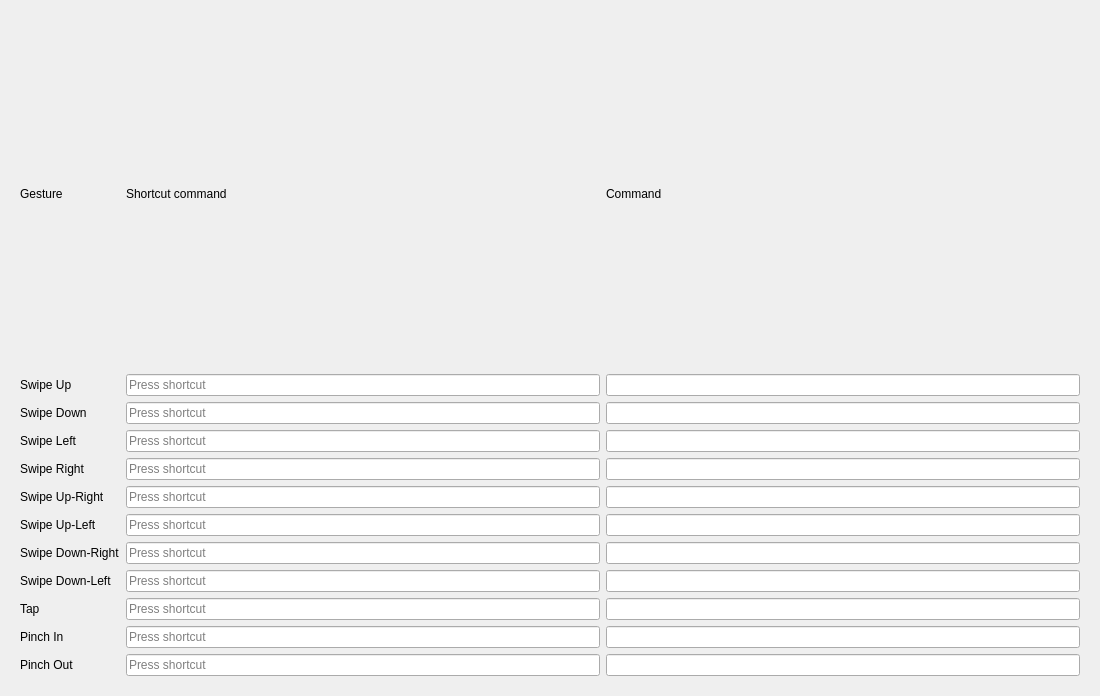
First picture: the form in gesturesview.ui, repository flisoch/gestures-gui, before the edit.
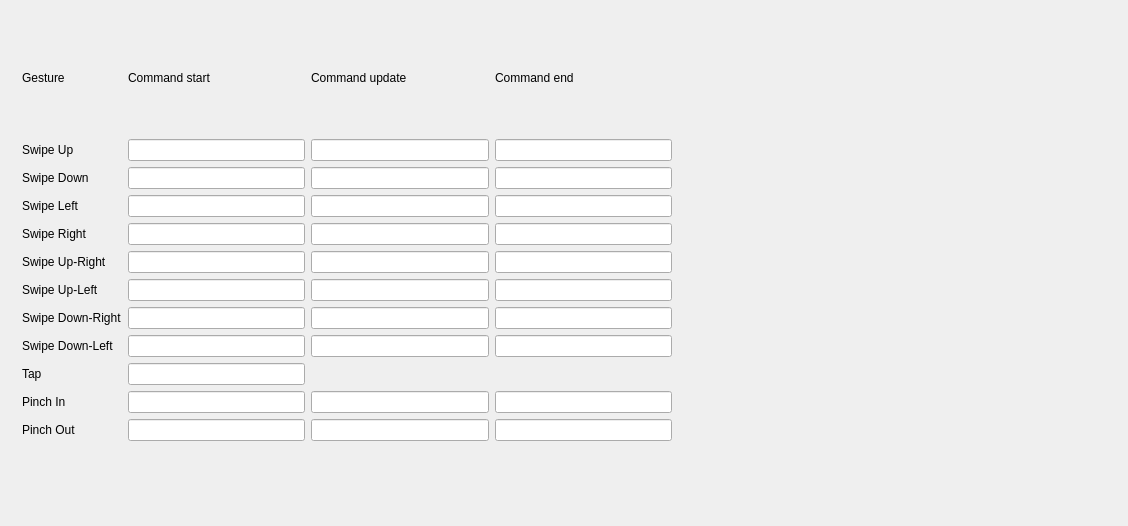
Second picture: the form after the edit.

Commit message: remove shortcut input fields, add 2 fields for start/update/end commands

Diff of the .ui file:
```diff
--- a/gesturesview.ui
+++ b/gesturesview.ui
@@ -6,8 +6,8 @@
    <rect>
     <x>0</x>
     <y>0</y>
-    <width>1100</width>
-    <height>696</height>
+    <width>1128</width>
+    <height>526</height>
    </rect>
   </property>
   <property name="windowTitle">
@@ -16,19 +16,67 @@
   <layout class="QGridLayout" name="gridLayout">
    <item row="0" column="0">
     <widget class="QWidget" name="widget" native="true">
+     <widget class="QWidget" name="">
+      <property name="geometry">
+       <rect>
+        <x>11</x>
+        <y>11</y>
+        <width>650</width>
+        <height>419</height>
+       </rect>
+      </property>
      <layout class="QGridLayout" name="gridLayout_2">
-      <item row="11" column="1">
-       <widget class="QKeySequenceEdit" name="keySequenceEdit_12"/>
-      </item>
-      <item row="10" column="0">
-       <widget class="QLabel" name="label_12">
+       <item row="8" column="3">
+        <widget class="QLineEdit" name="swipe_down_left_end"/>
+       </item>
+       <item row="9" column="0">
+        <widget class="QLabel" name="label_11">
         <property name="text">
-         <string>Pinch In</string>
+          <string>Tap</string>
         </property>
        </widget>
       </item>
-      <item row="4" column="1">
-       <widget class="QKeySequenceEdit" name="keySequenceEdit_5"/>
+       <item row="2" column="1">
+        <widget class="QLineEdit" name="swipe_down_start"/>
+       </item>
+       <item row="4" column="3">
+        <widget class="QLineEdit" name="swipe_right_end"/>
+       </item>
+       <item row="7" column="3">
+        <widget class="QLineEdit" name="swipe_down_right_end"/>
+       </item>
+       <item row="8" column="1">
+        <widget class="QLineEdit" name="swipe_down_left_start"/>
+       </item>
+       <item row="0" column="0">
+        <widget class="QLabel" name="label">
+         <property name="text">
+          <string>Gesture</string>
+         </property>
+        </widget>
+       </item>
+       <item row="3" column="2">
+        <widget class="QLineEdit" name="swipe_left_update"/>
+       </item>
+       <item row="0" column="1">
+        <widget class="QLabel" name="label_4">
+         <property name="text">
+          <string>Command start</string>
+         </property>
+        </widget>
+       </item>
+       <item row="3" column="3">
+        <widget class="QLineEdit" name="swipe_left_end"/>
+       </item>
+       <item row="4" column="0">
+        <widget class="QLabel" name="label_6">
+         <property name="text">
+          <string>Swipe Right</string>
+         </property>
+        </widget>
+       </item>
+       <item row="11" column="3">
+        <widget class="QLineEdit" name="pinch_out_end"/>
       </item>
       <item row="2" column="0">
        <widget class="QLabel" name="label_3">
@@ -37,30 +85,11 @@
         </property>
        </widget>
       </item>
-      <item row="10" column="1">
-       <widget class="QKeySequenceEdit" name="keySequenceEdit_11"/>
-      </item>
-      <item row="6" column="1">
-       <widget class="QKeySequenceEdit" name="keySequenceEdit_3"/>
-      </item>
-      <item row="5" column="1">
-       <widget class="QKeySequenceEdit" name="keySequenceEdit_4"/>
-      </item>
-      <item row="9" column="1">
-       <widget class="QKeySequenceEdit" name="keySequenceEdit_8"/>
-      </item>
-      <item row="5" column="2">
-       <widget class="QLineEdit" name="swipe_up_right_command"/>
-      </item>
-      <item row="1" column="0">
-       <widget class="QLabel" name="label_2">
-        <property name="text">
-         <string>Swipe Up</string>
-        </property>
-       </widget>
-      </item>
-      <item row="8" column="2">
-       <widget class="QLineEdit" name="swipe_down_left_command"/>
+       <item row="11" column="1">
+        <widget class="QLineEdit" name="pinch_out_start"/>
+       </item>
+       <item row="7" column="1">
+        <widget class="QLineEdit" name="swipe_down_right_start"/>
       </item>
       <item row="5" column="0">
        <widget class="QLabel" name="label_7">
@@ -69,6 +98,33 @@
         </property>
        </widget>
       </item>
+       <item row="1" column="1">
+        <widget class="QLineEdit" name="swipe_up_start"/>
+       </item>
+       <item row="2" column="2">
+        <widget class="QLineEdit" name="swipe_down_update"/>
+       </item>
+       <item row="10" column="1">
+        <widget class="QLineEdit" name="pinch_in_start"/>
+       </item>
+       <item row="10" column="2">
+        <widget class="QLineEdit" name="pinch_in_update"/>
+       </item>
+       <item row="5" column="2">
+        <widget class="QLineEdit" name="swipe_up_right_update"/>
+       </item>
+       <item row="6" column="2">
+        <widget class="QLineEdit" name="swipe_up_left_update"/>
+       </item>
+       <item row="2" column="3">
+        <widget class="QLineEdit" name="swipe_down_end"/>
+       </item>
+       <item row="1" column="2">
+        <widget class="QLineEdit" name="swipe_up_update"/>
+       </item>
+       <item row="7" column="2">
+        <widget class="QLineEdit" name="swipe_down_right_update"/>
+       </item>
       <item row="8" column="0">
        <widget class="QLabel" name="label_10">
         <property name="text">
@@ -79,48 +135,67 @@
       <item row="0" column="2">
        <widget class="QLabel" name="label_14">
         <property name="text">
-         <string>Command</string>
+          <string>Command update</string>
         </property>
        </widget>
       </item>
-      <item row="1" column="2">
-       <widget class="QLineEdit" name="swipe_up_command"/>
-      </item>
-      <item row="11" column="2">
-       <widget class="QLineEdit" name="pinch_out"/>
-      </item>
-      <item row="2" column="2">
-       <widget class="QLineEdit" name="swipe_down_command"/>
-      </item>
-      <item row="7" column="1">
-       <widget class="QKeySequenceEdit" name="keySequenceEdit_10"/>
+       <item row="4" column="2">
+        <widget class="QLineEdit" name="swipe_right_update"/>
+       </item>
+       <item row="8" column="2">
+        <widget class="QLineEdit" name="swipe_down_left_update"/>
+       </item>
+       <item row="4" column="1">
+        <widget class="QLineEdit" name="swipe_right_start"/>
       </item>
       <item row="3" column="1">
-       <widget class="QKeySequenceEdit" name="keySequenceEdit_6"/>
-      </item>
-      <item row="4" column="0">
-       <widget class="QLabel" name="label_6">
-        <property name="text">
-         <string>Swipe Right</string>
+        <widget class="QLineEdit" name="swipe_left_start"/>
+       </item>
+       <item row="1" column="3">
+        <widget class="QLineEdit" name="swipe_up_end"/>
+       </item>
+       <item row="6" column="1">
+        <widget class="QLineEdit" name="swipe_up_left_start"/>
+       </item>
+       <item row="9" column="1">
+        <widget class="QLineEdit" name="tap">
+         <property name="alignment">
+          <set>Qt::AlignJustify|Qt::AlignVCenter</set>
         </property>
        </widget>
       </item>
-      <item row="0" column="1">
-       <widget class="QLabel" name="label_4">
+       <item row="1" column="0">
+        <widget class="QLabel" name="label_2">
         <property name="text">
-         <string>Shortcut command</string>
+          <string>Swipe Up</string>
         </property>
        </widget>
       </item>
-      <item row="9" column="0">
-       <widget class="QLabel" name="label_11">
+       <item row="11" column="2">
+        <widget class="QLineEdit" name="pinch_out_update"/>
+       </item>
+       <item row="5" column="1">
+        <widget class="QLineEdit" name="swipe_up_right_start"/>
+       </item>
+       <item row="10" column="3">
+        <widget class="QLineEdit" name="pinch_in_end"/>
+       </item>
+       <item row="5" column="3">
+        <widget class="QLineEdit" name="swipe_up_right_end"/>
+       </item>
+       <item row="3" column="0">
+        <widget class="QLabel" name="label_5">
         <property name="text">
-         <string>Tap</string>
+          <string>Swipe Left</string>
         </property>
        </widget>
       </item>
-      <item row="8" column="1">
-       <widget class="QKeySequenceEdit" name="keySequenceEdit_9"/>
+       <item row="6" column="0">
+        <widget class="QLabel" name="label_8">
+         <property name="text">
+          <string>Swipe Up-Left</string>
+         </property>
+        </widget>
       </item>
       <item row="11" column="0">
        <widget class="QLabel" name="label_13">
@@ -129,6 +204,20 @@
         </property>
        </widget>
       </item>
+       <item row="0" column="3">
+        <widget class="QLabel" name="label_15">
+         <property name="text">
+          <string>Command end</string>
+         </property>
+        </widget>
+       </item>
+       <item row="10" column="0">
+        <widget class="QLabel" name="label_12">
+         <property name="text">
+          <string>Pinch In</string>
+         </property>
+        </widget>
+       </item>
       <item row="7" column="0">
        <widget class="QLabel" name="label_9">
         <property name="text">
@@ -136,52 +225,11 @@
         </property>
        </widget>
       </item>
-      <item row="0" column="0">
-       <widget class="QLabel" name="label">
-        <property name="text">
-         <string>Gesture</string>
-        </property>
-       </widget>
-      </item>
-      <item row="4" column="2">
-       <widget class="QLineEdit" name="swipe_right_command"/>
-      </item>
-      <item row="9" column="2">
-       <widget class="QLineEdit" name="tap_command"/>
-      </item>
-      <item row="1" column="1">
-       <widget class="QKeySequenceEdit" name="keySequenceEdit_2"/>
-      </item>
-      <item row="7" column="2">
-       <widget class="QLineEdit" name="swipe_down_right_command"/>
-      </item>
-      <item row="6" column="0">
-       <widget class="QLabel" name="label_8">
-        <property name="text">
-         <string>Swipe Up-Left</string>
-        </property>
-       </widget>
-      </item>
-      <item row="3" column="2">
-       <widget class="QLineEdit" name="swipe_left_command"/>
-      </item>
-      <item row="3" column="0">
-       <widget class="QLabel" name="label_5">
-        <property name="text">
-         <string>Swipe Left</string>
-        </property>
-       </widget>
-      </item>
-      <item row="6" column="2">
-       <widget class="QLineEdit" name="swipe_up_left_command"/>
-      </item>
-      <item row="2" column="1">
-       <widget class="QKeySequenceEdit" name="keySequenceEdit_7"/>
-      </item>
-      <item row="10" column="2">
-       <widget class="QLineEdit" name="pinch_in"/>
-      </item>
-     </layout>
+       <item row="6" column="3">
+        <widget class="QLineEdit" name="swipe_up_left_end"/>
+       </item>
+      </layout>
+     </widget>
     </widget>
    </item>
   </layout>
```
Lines whose indentation alone changed are shown as unchanged. The commit also changes 2 other files.
